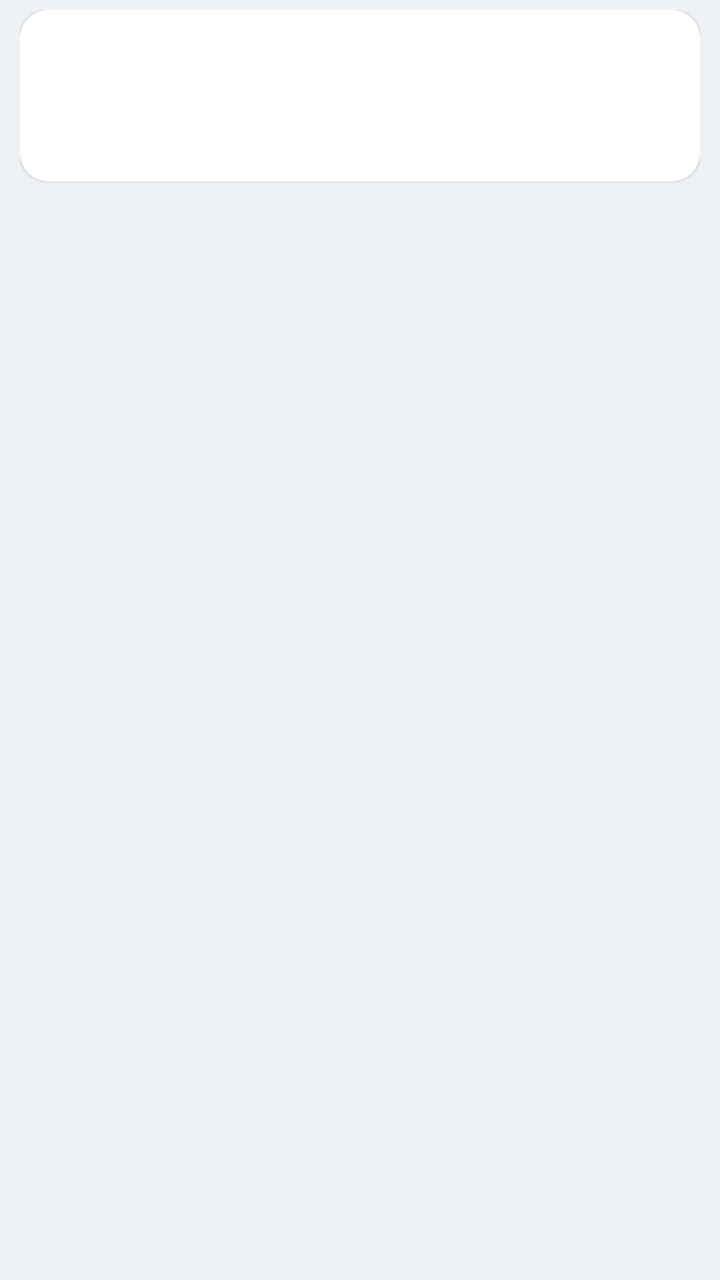
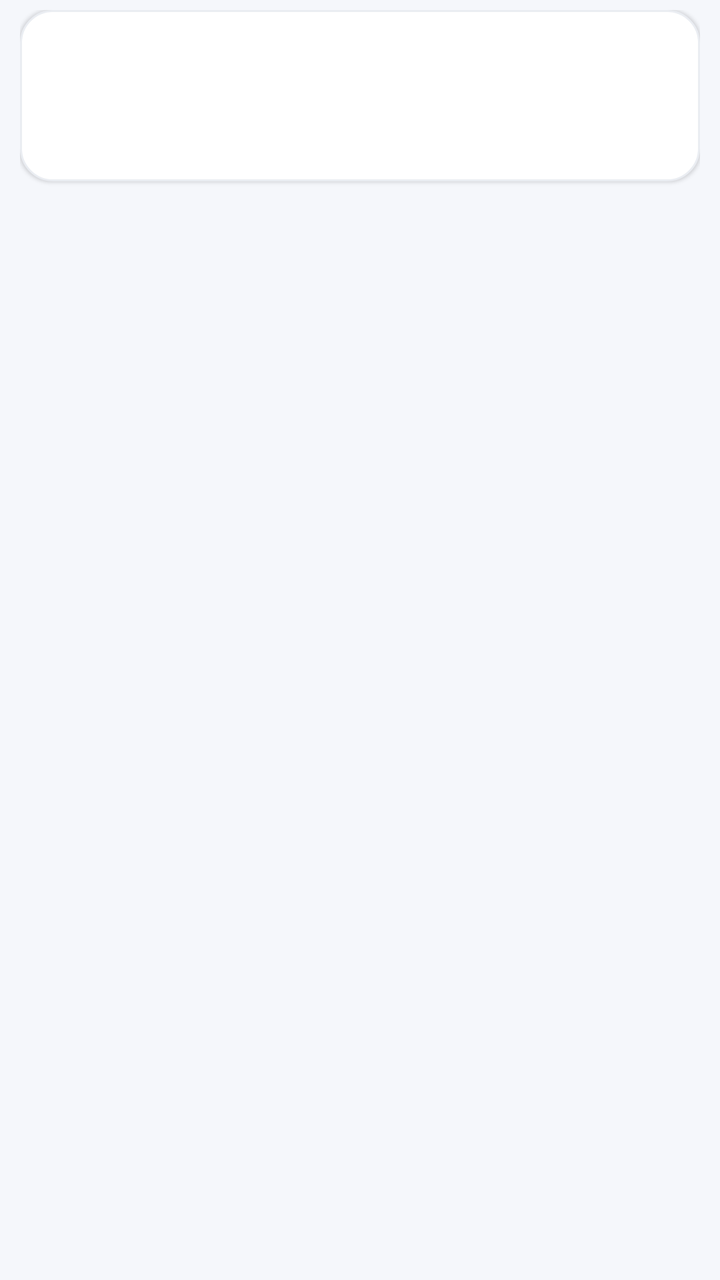

An Android layout rendered at two revisions. The XML below is the earlier revision; the diff shows what the commit changed to produce the second picture.
<!-- AndroidManifest.xml: application theme AppTheme -->
<!-- res/layout/item_message.xml -->
<?xml version="1.0" encoding="utf-8"?>
<FrameLayout xmlns:android="http://schemas.android.com/apk/res/android"
    android:layout_width="match_parent"
    android:layout_height="wrap_content"
    android:paddingLeft="10dp"
    android:paddingRight="10dp"
    android:paddingTop="5dp"
    android:paddingBottom="5dp">

    <LinearLayout
        android:layout_width="match_parent"
        android:layout_height="wrap_content"
        android:orientation="horizontal"
        android:gravity="center_vertical"
        android:padding="12dp"
        android:background="@drawable/bg_card"
        android:elevation="1dp">

        
        <TextView
            android:id="@+id/tv_avatar"
            android:layout_width="44dp"
            android:layout_height="44dp"
            android:gravity="center"
            android:textColor="#FFFFFF"
            android:textSize="17sp"
            android:textStyle="bold" />

        <LinearLayout
            android:layout_width="0dp"
            android:layout_height="wrap_content"
            android:layout_weight="1"
            android:layout_marginLeft="12dp"
            android:orientation="vertical">

            <LinearLayout
                android:layout_width="match_parent"
                android:layout_height="wrap_content"
                android:orientation="horizontal"
                android:gravity="center_vertical">

                <TextView
                    android:id="@+id/tv_subject"
                    android:layout_width="0dp"
                    android:layout_height="wrap_content"
                    android:layout_weight="1"
                    android:singleLine="true"
                    android:ellipsize="end"
                    android:textSize="16sp"
                    android:textColor="@color/text" />

                
                <TextView
                    android:id="@+id/tv_category"
                    android:layout_width="wrap_content"
                    android:layout_height="wrap_content"
                    android:layout_marginLeft="8dp"
                    android:paddingLeft="8dp"
                    android:paddingRight="8dp"
                    android:paddingTop="3dp"
                    android:paddingBottom="3dp"
                    android:textSize="11sp"
                    android:textColor="#FFFFFF"
                    android:visibility="gone" />

            </LinearLayout>

            <TextView
                android:id="@+id/tv_from"
                android:layout_width="match_parent"
                android:layout_height="wrap_content"
                android:singleLine="true"
                android:ellipsize="end"
                android:textSize="13sp"
                android:textColor="@color/sub"
                android:layout_marginTop="3dp" />

            <LinearLayout
                android:layout_width="match_parent"
                android:layout_height="wrap_content"
                android:orientation="horizontal"
                android:gravity="center_vertical"
                android:layout_marginTop="3dp">

                <TextView
                    android:id="@+id/tv_date"
                    android:layout_width="0dp"
                    android:layout_height="wrap_content"
                    android:layout_weight="1"
                    android:textSize="12sp"
                    android:textColor="@color/sub" />

                <TextView
                    android:id="@+id/tv_attach"
                    android:layout_width="wrap_content"
                    android:layout_height="wrap_content"
                    android:drawableStart="@drawable/ic_attach_gray"
                    android:drawablePadding="3dp"
                    android:gravity="center_vertical"
                    android:textSize="11sp"
                    android:textColor="@color/sub"
                    android:visibility="gone" />

            </LinearLayout>

        </LinearLayout>

    </LinearLayout>

</FrameLayout>
<!-- resources referenced by this layout -->
<resources>
  <color name="sub">#7A828A</color>
  <color name="text">#1B1F23</color>
  <!-- drawable bg_card (drawable) -->
  <?xml version="1.0" encoding="utf-8"?>
  <shape xmlns:android="http://schemas.android.com/apk/res/android"
      android:shape="rectangle">
      <solid android:color="@color/card" />
      <corners android:radius="14dp" />
  </shape>
  <!-- drawable ic_attach_gray: png bitmap (drawable-hdpi, 1065 bytes) -->
  <style name="AppTheme" parent="@android:style/Theme.Material.Light.NoActionBar">
          <item name="android:colorPrimary">@color/primary</item>
          <item name="android:colorPrimaryDark">@color/primary_dark</item>
          <item name="android:colorAccent">@color/primary</item>
          <item name="android:windowBackground">@color/bg</item>
          <item name="android:statusBarColor">@color/primary_dark</item>
      </style>
  <color name="card">#FFFFFF</color>
  <color name="primary">#1565C0</color>
  <color name="primary_dark">#0D47A1</color>
  <color name="bg">#EEF1F5</color>
</resources>

<!-- the commit's change to res/layout/item_message.xml (unified diff, before → after) -->
@@ -17,14 +17,29 @@
         android:elevation="1dp">
 
         
-        <TextView
-            android:id="@+id/tv_avatar"
-            android:layout_width="44dp"
-            android:layout_height="44dp"
-            android:gravity="center"
-            android:textColor="#FFFFFF"
-            android:textSize="17sp"
-            android:textStyle="bold" />
+        <LinearLayout
+            android:layout_width="wrap_content"
+            android:layout_height="wrap_content"
+            android:orientation="horizontal"
+            android:gravity="center_vertical">
+
+            <View
+                android:id="@+id/unread_dot"
+                android:layout_width="8dp"
+                android:layout_height="8dp"
+                android:layout_marginRight="8dp"
+                android:background="@drawable/dot_unread"
+                android:visibility="gone" />
+
+            <TextView
+                android:id="@+id/tv_avatar"
+                android:layout_width="44dp"
+                android:layout_height="44dp"
+                android:gravity="center"
+                android:textColor="#FFFFFF"
+                android:textSize="17sp"
+                android:textStyle="bold" />
+        </LinearLayout>
 
         <LinearLayout
             android:layout_width="0dp"
<!-- resource entries referenced after the edit -->
@@ -1,13 +1,23 @@
 <!-- resources referenced by this layout -->
 <resources>
-  <color name="sub">#7A828A</color>
-  <color name="text">#1B1F23</color>
+  <color name="sub">#6B7280</color>
+  <color name="text">#1F2937</color>
   <!-- drawable bg_card (drawable) -->
   <?xml version="1.0" encoding="utf-8"?>
   <shape xmlns:android="http://schemas.android.com/apk/res/android"
       android:shape="rectangle">
       <solid android:color="@color/card" />
-      <corners android:radius="14dp" />
+      <corners android:radius="16dp" />
+      <stroke android:width="1dp" android:color="@color/divider" />
+  </shape>
+  <!-- drawable dot_unread (drawable) -->
+  <?xml version="1.0" encoding="utf-8"?>
+  <shape xmlns:android="http://schemas.android.com/apk/res/android"
+      android:shape="oval">
+      <solid android:color="#2563EB" />
+      <size
+          android:width="8dp"
+          android:height="8dp" />
   </shape>
   <!-- drawable ic_attach_gray: png bitmap (drawable-hdpi, 1065 bytes) -->
   <style name="AppTheme" parent="@android:style/Theme.Material.Light.NoActionBar">
@@ -18,8 +28,9 @@
           <item name="android:statusBarColor">@color/primary_dark</item>
       </style>
   <color name="card">#FFFFFF</color>
-  <color name="primary">#1565C0</color>
-  <color name="primary_dark">#0D47A1</color>
-  <color name="bg">#EEF1F5</color>
+  <color name="divider">#EAEDF2</color>
+  <color name="primary">#2563EB</color>
+  <color name="primary_dark">#1E3A8A</color>
+  <color name="bg">#F5F7FB</color>
 </resources>
 
